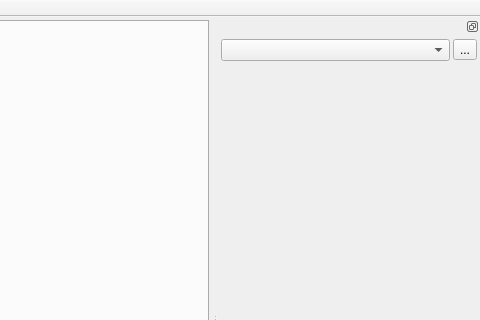
The window that mainwindow.ui (LeZheng/Canary-Adb) describes before a commit, drawn with Qt 5; both pictures show x 450 to 930 and y 0 to 320 of the 930 by 648 pixel window.
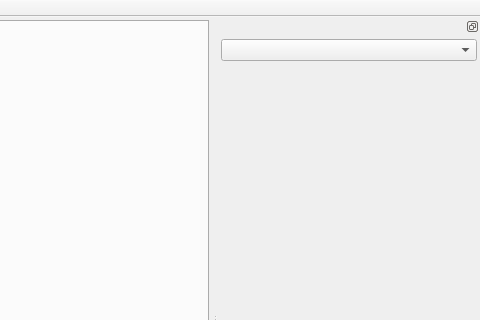
The same window after the commit.

Patch:
```diff
--- a/mainwindow.ui
+++ b/mainwindow.ui
@@ -6,7 +6,7 @@
    <rect>
     <x>0</x>
     <y>0</y>
-    <width>858</width>
+    <width>920</width>
     <height>648</height>
    </rect>
   </property>
@@ -110,16 +110,6 @@
      <property name="spacing">
       <number>3</number>
      </property>
-     <item row="0" column="0">
-      <widget class="QComboBox" name="deviceComboBox"/>
-     </item>
-     <item row="0" column="1">
-      <widget class="QToolButton" name="refreshToolButton">
-       <property name="text">
-        <string>...</string>
-       </property>
-      </widget>
-     </item>
      <item row="1" column="0" colspan="2">
       <widget class="QStackedWidget" name="deviceStackedWidget">
        <property name="minimumSize">
@@ -130,6 +120,9 @@
        </property>
       </widget>
      </item>
+     <item row="0" column="0" colspan="2">
+      <widget class="QComboBox" name="deviceComboBox"/>
+     </item>
     </layout>
    </widget>
   </widget>
```
Left out of the diff: 2 changed lines with no effect on the pictures.
